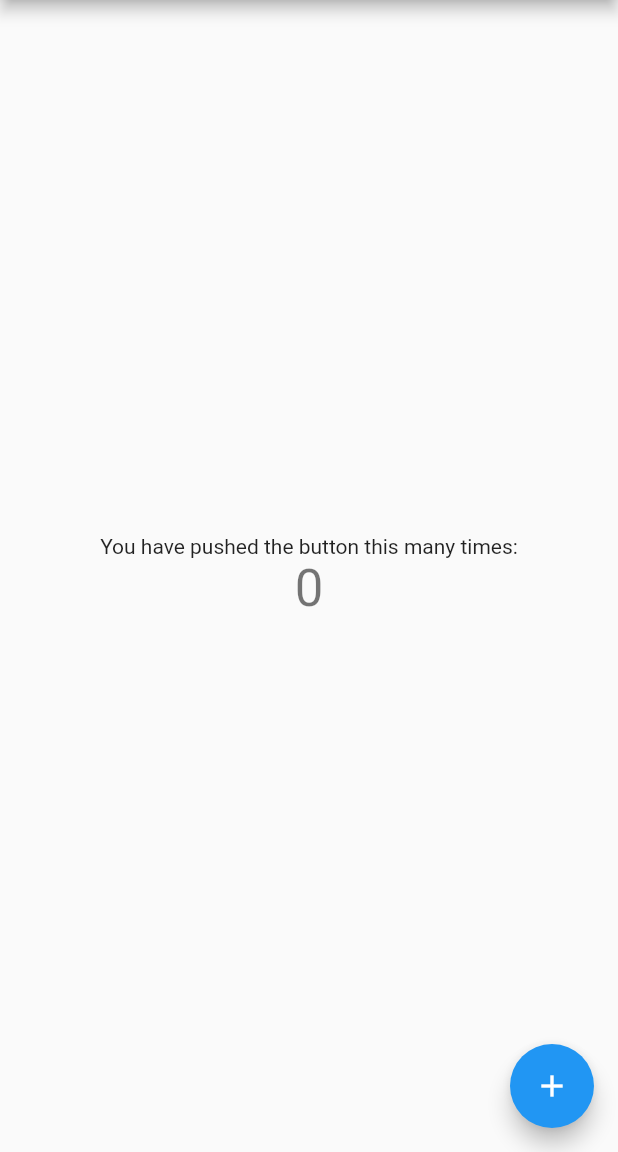
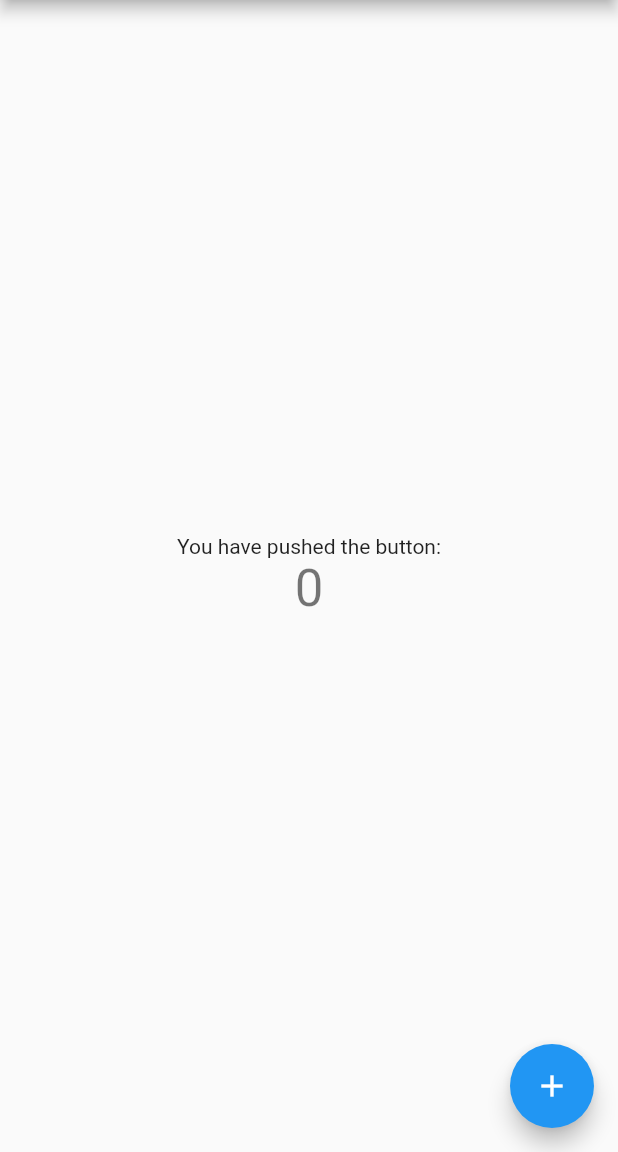
Before and after one commit to Delbert-Defoe/usc-campus-guide, a Flutter app: the screen it shows after launch, on a phone screen of 412 x 824 dp, the part 84-1236 px from its top. Run offline on Flutter 3.47's test engine with Material 2 defaults, Android fonts, the phone set to English and light mode, and no system bars.

Commit message:
Changed text in center of screen

```diff
--- a/lib/main.dart
+++ b/lib/main.dart
@@ -96,7 +96,7 @@ class _MyHomePageState extends State<MyHomePage> {
           mainAxisAlignment: MainAxisAlignment.center,
           children: <Widget>[
             const Text(
-              'You have pushed the button this many times:',
+              'You have pushed the button:',
             ),
             Text(
               '$_counter',
```
